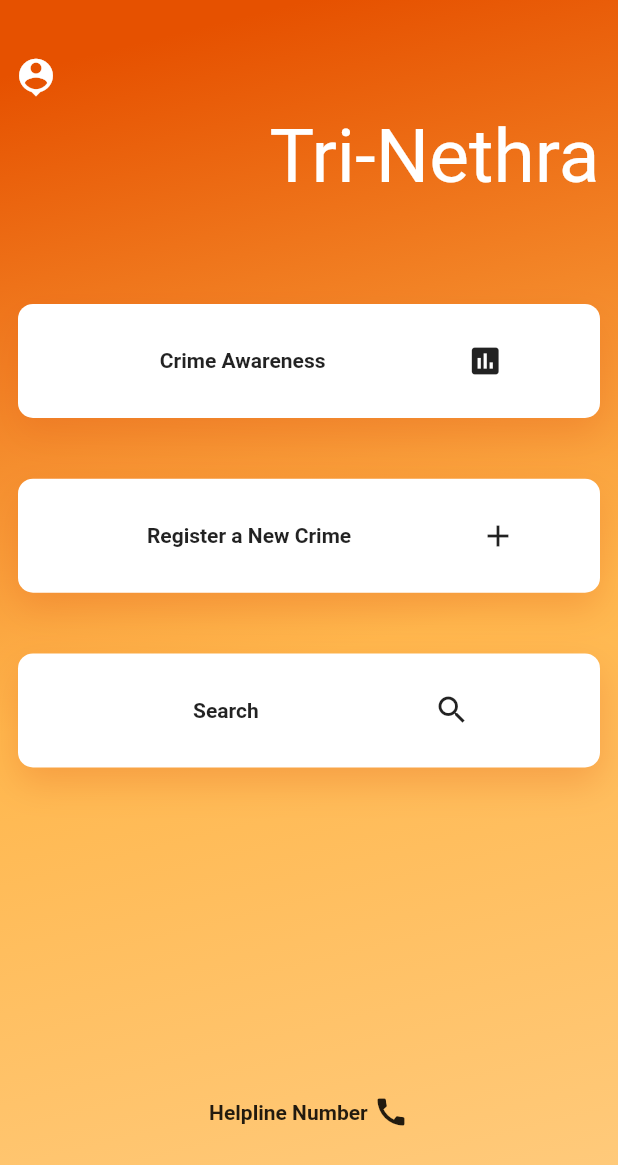
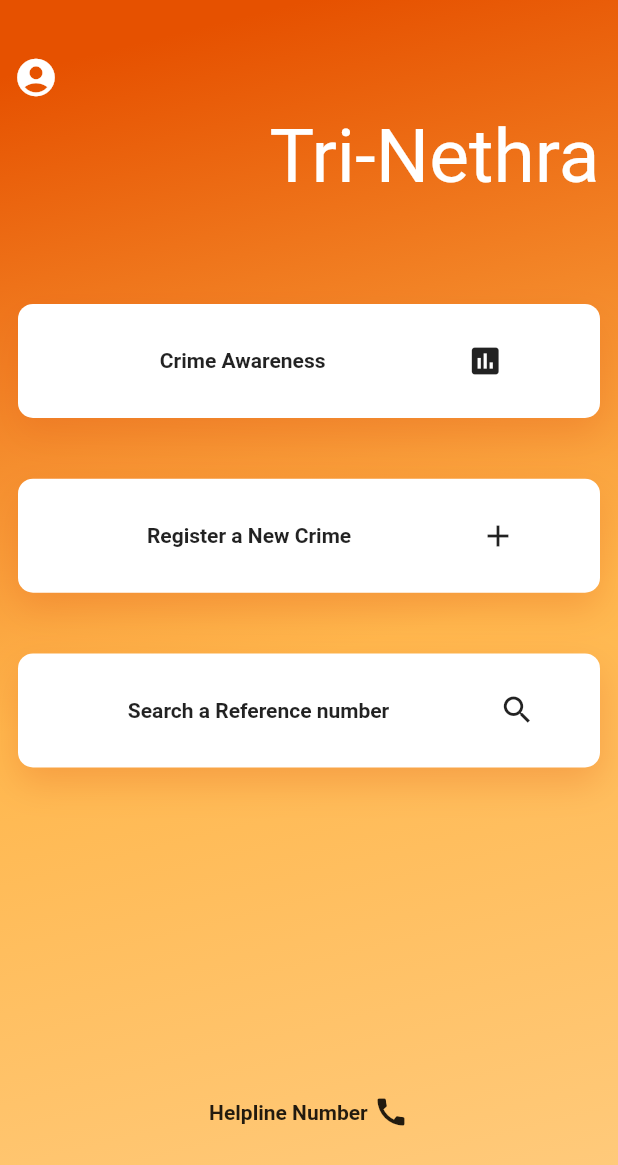
Before and after one commit to scodes73/RK62_Tri-Nethra, a Flutter app: the HomeScreen screen opened directly, on a phone screen of 412 x 824 dp. Shown: the top 1165 px of the screen. Run offline on Flutter 3.47's test engine with Material 2 defaults, Android fonts, the phone set to English and light mode, and no system bars; our stand-ins replace cloud_firestore, firebase_auth; accounts and stored records are empty; statements that could not run were skipped.

Commit message:
1.Removed test images 2.basic ui elements

```diff
--- a/tri_nethra/lib/screens/home/home.dart
+++ b/tri_nethra/lib/screens/home/home.dart
@@ -30,7 +30,7 @@ class HomeScreen extends StatelessWidget {
                   children: <Widget>[
                     IconButton(
                       iconSize: 30,
-                      icon: Icon(Icons.person_pin),
+                      icon: Icon(Icons.account_circle),
                       color: Colors.white,
                       onPressed: () {
                         print(_data.size.height);
@@ -126,7 +126,7 @@ class HomeScreen extends StatelessWidget {
                               Padding(
                                 padding: EdgeInsets.all(30),
                                 child: Text(
-                                  'Search',
+                                  'Search a Reference number',
                                   textAlign: TextAlign.start,
                                   style: TextStyle(fontWeight: FontWeight.bold),
                                 ),
--- a/tri_nethra/pubspec.yaml
+++ b/tri_nethra/pubspec.yaml
@@ -51,9 +51,9 @@ flutter:
   uses-material-design: true
 
   # To add assets to your application, add an assets section, like this:
-  assets:
-    - assets/t.png
-    - assets/s.png
+  # assets:
+  #   - assets/t.png
+  #   - assets/s.png
 
   # An image asset can refer to one or more resolution-specific "variants", see
   # https://flutter.dev/assets-and-images/#resolution-aware.
```
Also changed, not shown: tri_nethra/assets/s.png (deleted), tri_nethra/assets/t.png (deleted).
